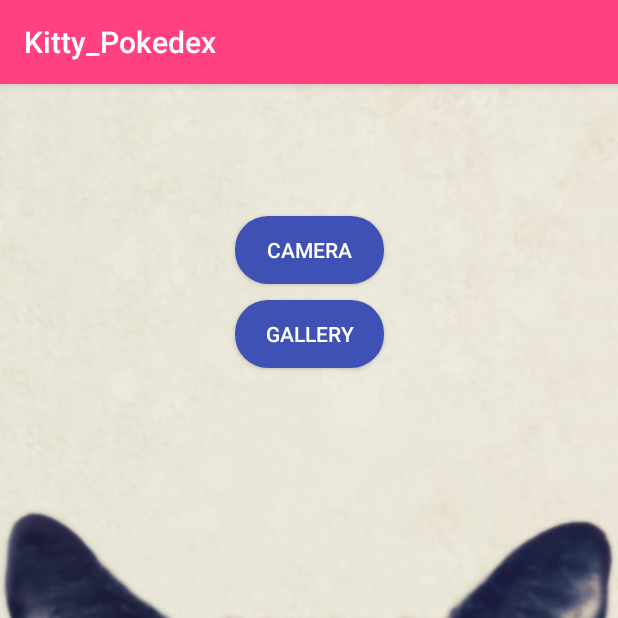
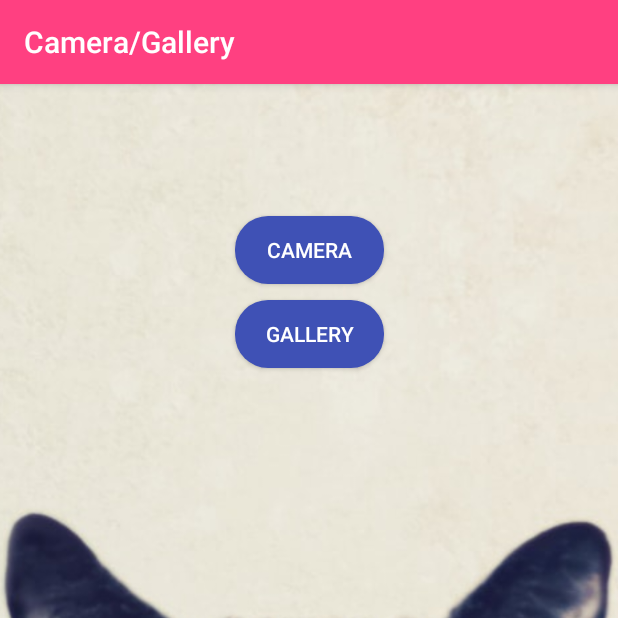
Before and after one commit to lacortes/Cat_Identifier, an Android app: the screen it shows after launch (MainActivity), on a phone screen of 412 x 824 dp, the top half of it. Run offline under Robolectric (Android 15) with nearby library versions, the phone set to English and light mode, and no system bars; libraries missing offline, so code that uses them is left out: com.ibm.watson; 1 statement that could not run was skipped.

Commit message:
Display different names for each activity

```diff
--- a/app/src/main/java/com/application/team480/kitty_pokedex/InfoActivity.java
+++ b/app/src/main/java/com/application/team480/kitty_pokedex/InfoActivity.java
@@ -23,6 +23,7 @@ public class InfoActivity extends AppCompatActivity {
     protected void onCreate(Bundle savedInstanceState) {
         super.onCreate(savedInstanceState);
         setContentView(R.layout.activity_info);
+        setTitle("Information");
         getSupportActionBar().setDisplayShowHomeEnabled(true);
         Log.i("InfoActivity", "in Info");
         Intent intent = getIntent();
--- a/app/src/main/java/com/application/team480/kitty_pokedex/MainActivity.java
+++ b/app/src/main/java/com/application/team480/kitty_pokedex/MainActivity.java
@@ -40,6 +40,7 @@ public class MainActivity extends AppCompatActivity {
     protected void onCreate(Bundle savedInstanceState) {
         super.onCreate(savedInstanceState);
         setContentView(R.layout.activity_main);
+        setTitle("Camera/Gallery");
         btnCamera = findViewById(R.id.Camera);
         btnGallery = findViewById(R.id.Gallery);
         // Initialize camera cameraHelper
--- a/app/src/main/java/com/application/team480/kitty_pokedex/ResultActivity.java
+++ b/app/src/main/java/com/application/team480/kitty_pokedex/ResultActivity.java
@@ -64,6 +64,7 @@ public class ResultActivity extends AppCompatActivity {
     protected void onCreate(Bundle savedInstanceState) {
         super.onCreate(savedInstanceState);
         setContentView(R.layout.activity_result);
+        setTitle("Result");
         getSupportActionBar().setDisplayHomeAsUpEnabled(true);
         noResultsFound = findViewById(R.id.noResultsTextView);
         progressBar = findViewById(R.id.loading_progress);
```
